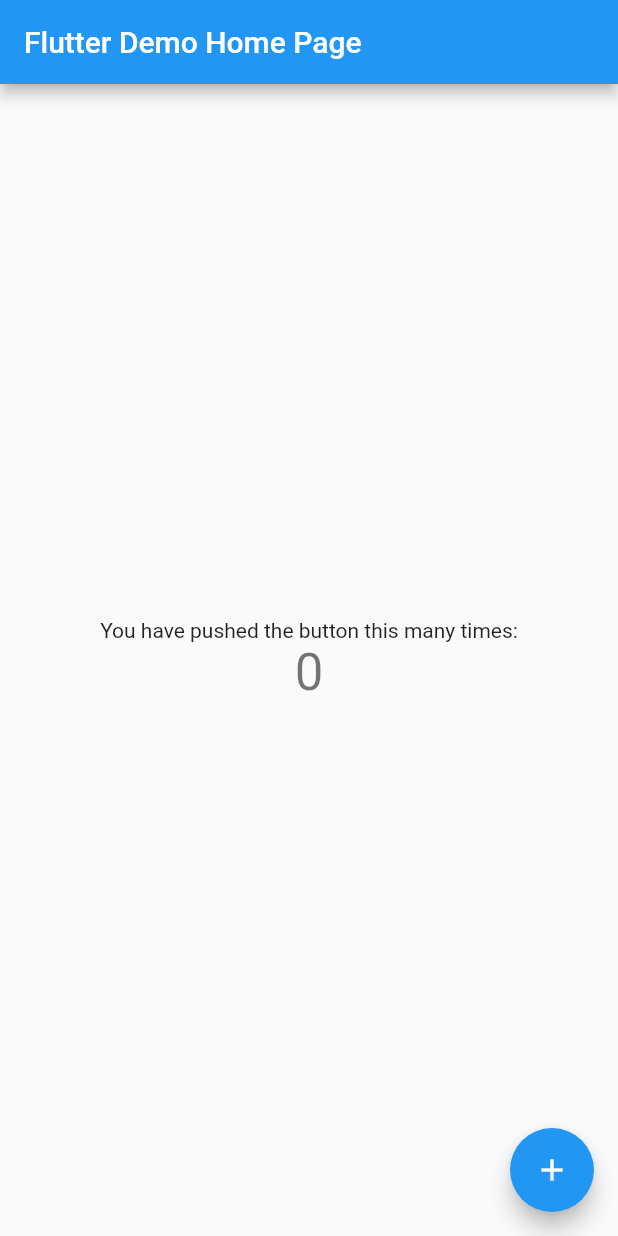
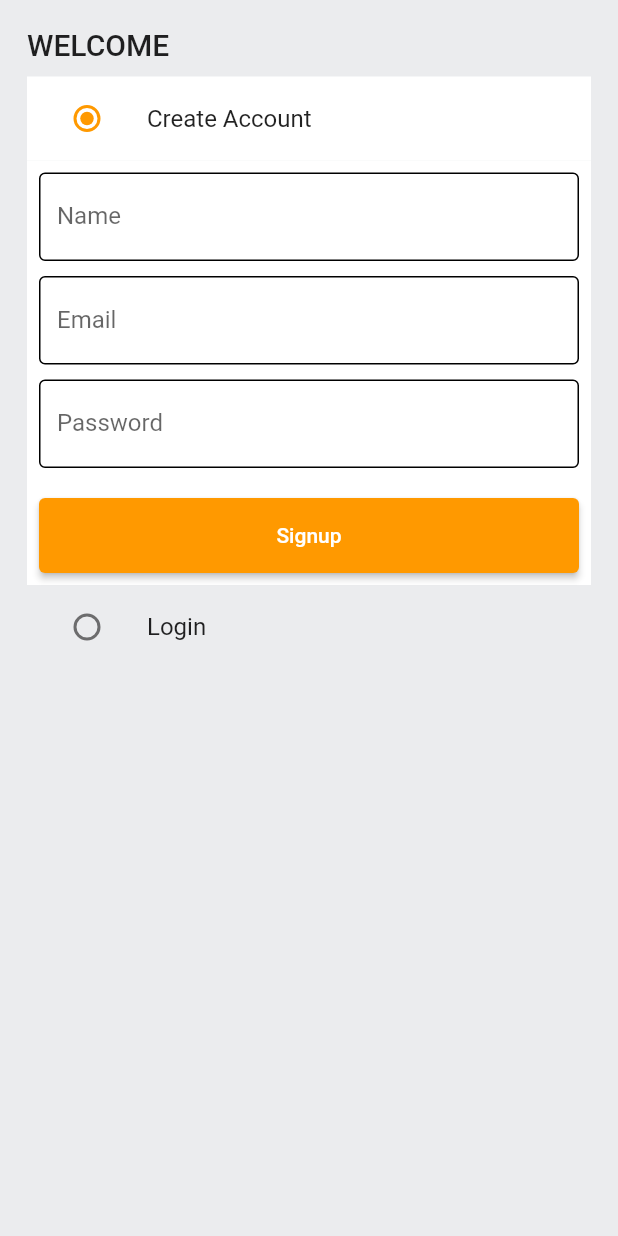
Before and after one commit to musharaf8651/amazon_clone, a Flutter app: the screen it shows after launch, on a phone screen of 412 x 824 dp. Run offline on Flutter 3.47's test engine with Material 2 defaults, Android fonts, the phone set to English and light mode, and no system bars.

```diff
--- /dev/null
+++ b/lib/constants/Global_variables.dart
@@ -0,0 +1,52 @@
+import 'package:flutter/material.dart';
+
+String uri = 'http://<yourip>:3000';
+
+class GlobalVariables {
+  // COLORS
+  static const appBarGradient = LinearGradient(
+    colors: [
+      Color.fromARGB(255, 29, 201, 192),
+      Color.fromARGB(255, 125, 221, 216),
+    ],
+    stops: [0.5, 1.0],
+  );
+
+  static const secondaryColor = Color.fromRGBO(255, 153, 0, 1);
+  static const backgroundColor = Colors.white;
+  static const Color greyBackgroundCOlor = Color(0xffebecee);
+  static var selectedNavBarColor = Colors.cyan[800]!;
+  static const unselectedNavBarColor = Colors.black87;
+
+  // STATIC IMAGES
+  static const List<String> carouselImages = [
+    'https://images-eu.ssl-images-amazon.com/images/G/31/img21/Wireless/WLA/TS/D37847648_Accessories_savingdays_Jan22_Cat_PC_1500.jpg',
+    'https://images-eu.ssl-images-amazon.com/images/G/31/img2021/Vday/bwl/English.jpg',
+    'https://images-eu.ssl-images-amazon.com/images/G/31/img22/Wireless/AdvantagePrime/BAU/14thJan/D37196025_IN_WL_AdvantageJustforPrime_Jan_Mob_ingress-banner_1242x450.jpg',
+    'https://images-na.ssl-images-amazon.com/images/G/31/Symbol/2020/00NEW/1242_450Banners/PL31_copy._CB432483346_.jpg',
+    'https://images-na.ssl-images-amazon.com/images/G/31/img21/shoes/September/SSW/pc-header._CB641971330_.jpg',
+  ];
+
+  static const List<Map<String, String>> categoryImages = [
+    {
+      'title': 'Mobiles',
+      'image': 'assets/images/mobiles.jpeg',
+    },
+    {
+      'title': 'Essentials',
+      'image': 'assets/images/essentials.jpeg',
+    },
+    {
+      'title': 'Appliances',
+      'image': 'assets/images/appliances.jpeg',
+    },
+    {
+      'title': 'Books',
+      'image': 'assets/images/books.jpeg',
+    },
+    {
+      'title': 'Fashion',
+      'image': 'assets/images/fashion.jpeg',
+    },
+  ];
+}
--- /dev/null
+++ b/lib/features/auth/screens/auth_screen.dart
@@ -0,0 +1,156 @@
+import 'package:amazon_clone/constants/Global_variables.dart';
+import 'package:amazon_clone/features/auth/widgets/custom_button.dart';
+import 'package:flutter/material.dart';
+import 'package:amazon_clone/features/auth/widgets/custom_text_form.dart';
+
+enum Auth {
+  signin,
+  signup,
+}
+
+class AuthScreen extends StatefulWidget {
+  static const String routeName = '/auth-screen';
+  const AuthScreen({super.key});
+
+  @override
+  State<AuthScreen> createState() => _AuthScreenState();
+}
+
+class _AuthScreenState extends State<AuthScreen> {
+  Auth _auth = Auth.signup;
+  final _signupFormKey = GlobalKey<FormState>();
+  final _signinFormKey = GlobalKey<FormState>();
+  final TextEditingController _emailController = TextEditingController();
+  final TextEditingController _passwordController = TextEditingController();
+  final TextEditingController _nameController = TextEditingController();
+
+  @override
+  Widget build(BuildContext context) {
+    return Scaffold(
+      backgroundColor: GlobalVariables.greyBackgroundCOlor,
+      body: SafeArea(
+        child: Padding(
+          padding: const EdgeInsets.all(18.0),
+          child: Column(
+            crossAxisAlignment: CrossAxisAlignment.start,
+            children: [
+              const Text(
+                'WELCOME',
+                style: TextStyle(
+                  fontSize: 20,
+                  fontWeight: FontWeight.w500,
+                ),
+              ),
+              const SizedBox(
+                height: 10,
+              ),
+              ListTile(
+                tileColor: _auth == Auth.signup
+                    ? GlobalVariables.backgroundColor
+                    : GlobalVariables.greyBackgroundCOlor,
+                title: const Text(
+                  'Create Account',
+                  style: TextStyle(
+                    fontWeight: FontWeight.w400,
+                  ),
+                ),
+                leading: Radio(
+                  value: Auth.signup,
+                  groupValue: _auth,
+                  onChanged: (Auth? val) {
+                    setState(() {
+                      _auth = val!;
+                    });
+                  },
+                  activeColor: GlobalVariables.secondaryColor,
+                ),
+              ),
+              if (_auth == Auth.signup)
+                Container(
+                  padding: const EdgeInsets.all(8.0),
+                  color: GlobalVariables.backgroundColor,
+                  child: Form(
+                    key: _signupFormKey,
+                    child: Column(
+                      children: [
+                        CustomTextFormField(
+                          controller: _nameController,
+                          textEditinLabel: 'Name',
+                        ),
+                        const SizedBox(
+                          height: 10,
+                        ),
+                        CustomTextFormField(
+                          controller: _emailController,
+                          textEditinLabel: 'Email',
+                        ),
+                        const SizedBox(
+                          height: 10,
+                        ),
+                        CustomTextFormField(
+                          controller: _passwordController,
+                          textEditinLabel: 'Password',
+                        ),
+                        const SizedBox(
+                          height: 20,
+                        ),
+                        CustomButton(buttonText: 'Signup', onTap: () {})
+                      ],
+                    ),
+                  ),
+                ),
+              ListTile(
+                title: const Text(
+                  'Login',
+                  style: TextStyle(
+                    fontWeight: FontWeight.w400,
+                  ),
+                ),
+                leading: Radio(
+                  value: Auth.signin,
+                  groupValue: _auth,
+                  onChanged: (Auth? val) {
+                    setState(() {
+                      _auth = val!;
+                    });
+                  },
+                  activeColor: GlobalVariables.secondaryColor,
+                ),
+              ),
+              if (_auth == Auth.signin)
+                Container(
+                  padding: const EdgeInsets.all(8.0),
+                  color: GlobalVariables.backgroundColor,
+                  child: Form(
+                    key: _signinFormKey,
+                    child: Column(
+                      children: [
+                        const SizedBox(
+                          height: 10,
+                        ),
+                        CustomTextFormField(
+                          controller: _emailController,
+                          textEditinLabel: 'Email',
+                        ),
+                        const SizedBox(
+                          height: 10,
+                        ),
+                        CustomTextFormField(
+                          controller: _passwordController,
+                          textEditinLabel: 'Password',
+                        ),
+                        const SizedBox(
+                          height: 20,
+                        ),
+                        CustomButton(buttonText: 'Login', onTap: () {})
+                      ],
+                    ),
+                  ),
+                )
+            ],
+          ),
+        ),
+      ),
+    );
+  }
+}
--- /dev/null
+++ b/lib/features/auth/widgets/custom_button.dart
@@ -0,0 +1,21 @@
+import 'package:flutter/material.dart';
+import 'package:flutter/src/widgets/container.dart';
+import 'package:flutter/src/widgets/framework.dart';
+
+class CustomButton extends StatelessWidget {
+  final String buttonText;
+  final VoidCallback onTap;
+  const CustomButton(
+      {super.key, required this.buttonText, required this.onTap});
+
+  @override
+  Widget build(BuildContext context) {
+    return ElevatedButton(
+      onPressed: onTap,
+      style: ElevatedButton.styleFrom(
+        minimumSize: const Size(double.infinity, 50),
+      ),
+      child: Text(buttonText),
+    );
+  }
+}
--- /dev/null
+++ b/lib/features/auth/widgets/custom_text_form.dart
@@ -0,0 +1,30 @@
+import 'package:flutter/material.dart';
+import 'package:flutter/src/widgets/container.dart';
+import 'package:flutter/src/widgets/framework.dart';
+
+class CustomTextFormField extends StatelessWidget {
+  final TextEditingController controller;
+  final String textEditinLabel;
+  const CustomTextFormField(
+      {super.key, required this.controller, required this.textEditinLabel});
+
+  @override
+  Widget build(BuildContext context) {
+    return TextFormField(
+      controller: controller,
+      decoration: InputDecoration(
+        labelText: textEditinLabel,
+        border: const OutlineInputBorder(
+            borderSide: BorderSide(
+          color: Colors.black,
+        )),
+        enabledBorder: const OutlineInputBorder(
+          borderSide: BorderSide(
+            color: Colors.black,
+          ),
+        ),
+      ),
+      validator: (val) {},
+    );
+  }
+}
--- a/lib/main.dart
+++ b/lib/main.dart
@@ -1,4 +1,7 @@
+import 'package:amazon_clone/routers.dart';
 import 'package:flutter/material.dart';
+import 'package:amazon_clone/features/auth/screens/auth_screen.dart';
+import 'package:amazon_clone/constants/Global_variables.dart';
 
 void main() {
   runApp(const MyApp());
@@ -7,109 +10,25 @@ void main() {
 class MyApp extends StatelessWidget {
   const MyApp({super.key});
 
-  // This widget is the root of your application.
   @override
   Widget build(BuildContext context) {
     return MaterialApp(
-      title: 'Flutter Demo',
+      debugShowCheckedModeBanner: false,
+      title: 'Amazon Clone',
       theme: ThemeData(
-        // This is the theme of your application.
-        //
-        // Try running your application with "flutter run". You'll see the
-        // application has a blue toolbar. Then, without quitting the app, try
-        // changing the primarySwatch below to Colors.green and then invoke
-        // "hot reload" (press "r" in the console where you ran "flutter run",
-        // or simply save your changes to "hot reload" in a Flutter IDE).
-        // Notice that the counter didn't reset back to zero; the application
-        // is not restarted.
-        primarySwatch: Colors.blue,
+        scaffoldBackgroundColor: GlobalVariables.backgroundColor,
+        colorScheme: const ColorScheme.light(
+          primary: GlobalVariables.secondaryColor,
+        ),
+        appBarTheme: const AppBarTheme(
+          elevation: 0,
+          iconTheme: IconThemeData(
+            color: Colors.black,
+          ),
+        ),
       ),
-      home: const MyHomePage(title: 'Flutter Demo Home Page'),
+      onGenerateRoute: (settings) => generateRoute(settings),
+      home: const AuthScreen(),
     );
   }
 }
-
-class MyHomePage extends StatefulWidget {
-  const MyHomePage({super.key, required this.title});
-
-  // This widget is the home page of your application. It is stateful, meaning
-  // that it has a State object (defined below) that contains fields that affect
-  // how it looks.
-
-  // This class is the configuration for the state. It holds the values (in this
-  // case the title) provided by the parent (in this case the App widget) and
-  // used by the build method of the State. Fields in a Widget subclass are
-  // always marked "final".
-
-  final String title;
-
-  @override
-  State<MyHomePage> createState() => _MyHomePageState();
-}
-
-class _MyHomePageState extends State<MyHomePage> {
-  int _counter = 0;
-
-  void _incrementCounter() {
-    setState(() {
-      // This call to setState tells the Flutter framework that something has
-      // changed in this State, which causes it to rerun the build method below
-      // so that the display can reflect the updated values. If we changed
-      // _counter without calling setState(), then the build method would not be
-      // called again, and so nothing would appear to happen.
-      _counter++;
-    });
-  }
-
-  @override
-  Widget build(BuildContext context) {
-    // This method is rerun every time setState is called, for instance as done
-    // by the _incrementCounter method above.
-    //
-    // The Flutter framework has been optimized to make rerunning build methods
-    // fast, so that you can just rebuild anything that needs updating rather
-    // than having to individually change instances of widgets.
-    return Scaffold(
-      appBar: AppBar(
-        // Here we take the value from the MyHomePage object that was created by
-        // the App.build method, and use it to set our appbar title.
-        title: Text(widget.title),
-      ),
-      body: Center(
-        // Center is a layout widget. It takes a single child and positions it
-        // in the middle of the parent.
-        child: Column(
-          // Column is also a layout widget. It takes a list of children and
-          // arranges them vertically. By default, it sizes itself to fit its
-          // children horizontally, and tries to be as tall as its parent.
-          //
-          // Invoke "debug painting" (press "p" in the console, choose the
-          // "Toggle Debug Paint" action from the Flutter Inspector in Android
-          // Studio, or the "Toggle Debug Paint" command in Visual Studio Code)
-          // to see the wireframe for each widget.
-          //
-          // Column has various properties to control how it sizes itself and
-          // how it positions its children. Here we use mainAxisAlignment to
-          // center the children vertically; the main axis here is the vertical
-          // axis because Columns are vertical (the cross axis would be
-          // horizontal).
-          mainAxisAlignment: MainAxisAlignment.center,
-          children: <Widget>[
-            const Text(
-              'You have pushed the button this many times:',
-            ),
-            Text(
-              '$_counter',
-              style: Theme.of(context).textTheme.headline4,
-            ),
-          ],
-        ),
-      ),
-      floatingActionButton: FloatingActionButton(
-        onPressed: _incrementCounter,
-        tooltip: 'Increment',
-        child: const Icon(Icons.add),
-      ), // This trailing comma makes auto-formatting nicer for build methods.
-    );
-  }
-}
--- /dev/null
+++ b/lib/routers.dart
@@ -0,0 +1,22 @@
+import 'package:amazon_clone/routers.dart';
+import 'package:amazon_clone/main.dart';
+import 'package:amazon_clone/features/auth/screens/auth_screen.dart';
+import 'package:flutter/material.dart';
+import 'package:flutter/widgets.dart';
+
+Route<dynamic> generateRoute(RouteSettings routeSettings) {
+  switch (routeSettings.name) {
+    case AuthScreen.routeName:
+      return MaterialPageRoute(
+        builder: (_) => const AuthScreen(),
+      );
+    default:
+      return MaterialPageRoute(
+        builder: (_) => const Scaffold(
+          body: Center(
+            child: Text("ERROR 404 - Page does not Exist"),
+          ),
+        ),
+      );
+  }
+}
```
Also changed, not shown: 4 other files.
